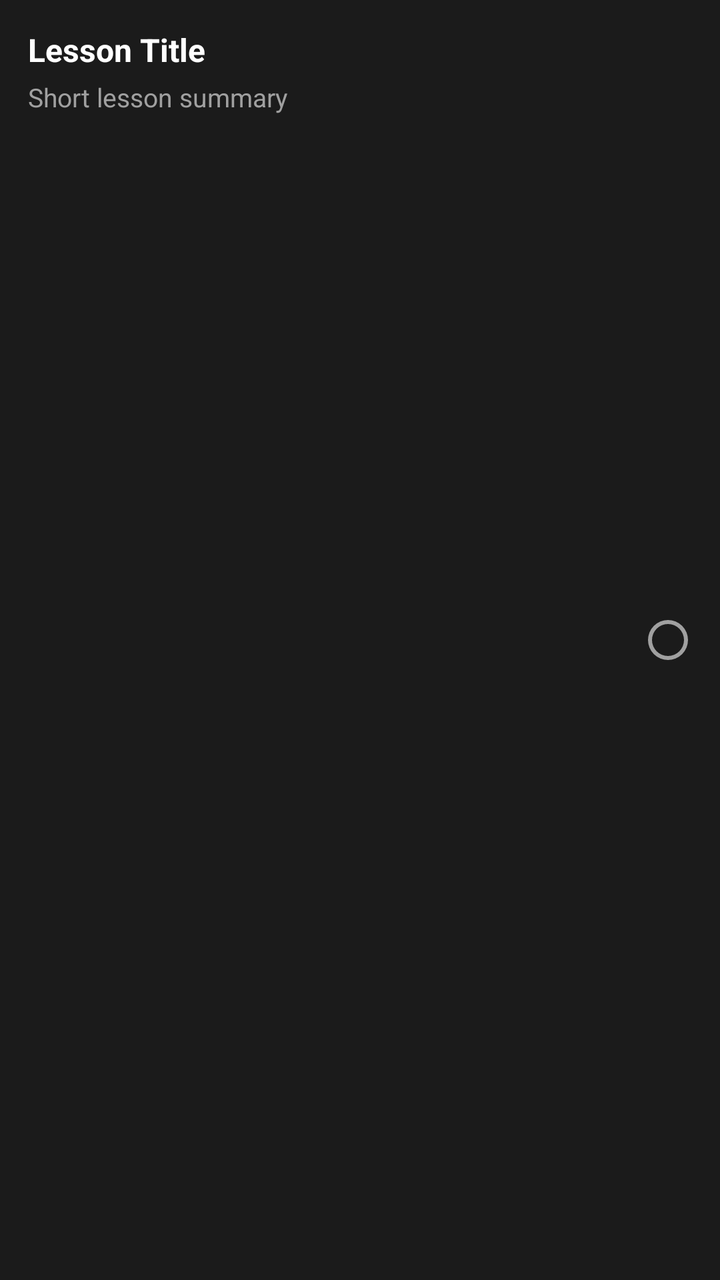
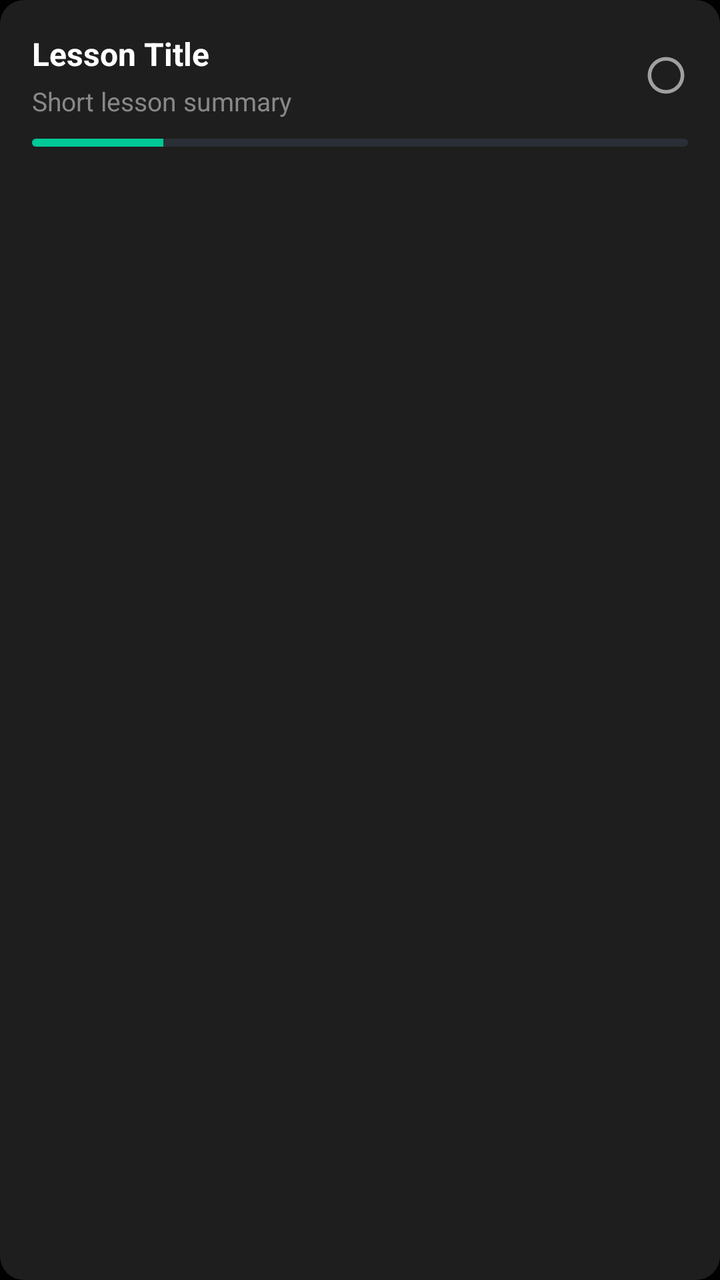

Before-and-after screenshots of an Android layout around one commit, followed by the original layout XML and the change that was made.
<!-- AndroidManifest.xml: application theme Theme.PaperTraderV2 -->
<!-- res/layout/item_lesson.xml -->
<?xml version="1.0" encoding="utf-8"?>
<LinearLayout xmlns:android="http://schemas.android.com/apk/res/android"
    android:layout_width="match_parent"
    android:layout_height="wrap_content"
    android:orientation="horizontal"
    android:padding="14dp"
    android:background="#1B1B1B"
    android:layout_marginBottom="10dp">

    <LinearLayout
        android:layout_width="0dp"
        android:layout_height="wrap_content"
        android:layout_weight="1"
        android:orientation="vertical">

        <TextView
            android:id="@+id/lessonTitle"
            android:layout_width="wrap_content"
            android:layout_height="wrap_content"
            android:text="Lesson Title"
            android:textColor="#FFFFFF"
            android:textStyle="bold"
            android:textSize="16sp" />

        <TextView
            android:id="@+id/lessonSummary"
            android:layout_width="wrap_content"
            android:layout_height="wrap_content"
            android:text="Short lesson summary"
            android:textColor="#A0A0A0"
            android:textSize="13sp"
            android:paddingTop="4dp" />
    </LinearLayout>

    <ImageView
        android:id="@+id/lessonStatus"
        android:layout_width="24dp"
        android:layout_height="24dp"
        android:src="@drawable/ic_lesson_circle"
        android:layout_gravity="center_vertical" />
</LinearLayout>
<!-- resources referenced by this layout -->
<resources>
  <!-- drawable ic_lesson_circle (drawable) -->
  <vector xmlns:android="http://schemas.android.com/apk/res/android"
      android:width="24dp"
      android:height="24dp"
      android:viewportWidth="24"
      android:viewportHeight="24">
      <path
          android:fillColor="#A0A0A0"
          android:pathData="M12,2A10,10 0,1 0,12 22A10,10 0,1 0,12 2ZM12,20A8,8 0,1 1,12 4A8,8 0,1 1,12 20Z"/>
  </vector>
  <style name="Theme.PaperTraderV2" parent="Base.Theme.PaperTraderV2" />
  <style name="Base.Theme.PaperTraderV2" parent="Theme.Material3.DayNight.NoActionBar">
          
          
      </style>
</resources>

<!-- the commit's change to res/layout/item_lesson.xml (unified diff, before → after) -->
@@ -2,40 +2,59 @@
 <LinearLayout xmlns:android="http://schemas.android.com/apk/res/android"
     android:layout_width="match_parent"
     android:layout_height="wrap_content"
-    android:orientation="horizontal"
-    android:padding="14dp"
-    android:background="#1B1B1B"
+    android:orientation="vertical"
+    android:padding="16dp"
+    android:background="@drawable/bg_card_dark"
     android:layout_marginBottom="10dp">
 
     <LinearLayout
-        android:layout_width="0dp"
+        android:layout_width="match_parent"
         android:layout_height="wrap_content"
-        android:layout_weight="1"
-        android:orientation="vertical">
+        android:orientation="horizontal"
+        android:gravity="center_vertical"
+        android:layout_marginBottom="10dp">
 
-        <TextView
-            android:id="@+id/lessonTitle"
-            android:layout_width="wrap_content"
+        <LinearLayout
+            android:layout_width="0dp"
             android:layout_height="wrap_content"
-            android:text="Lesson Title"
-            android:textColor="#FFFFFF"
-            android:textStyle="bold"
-            android:textSize="16sp" />
+            android:layout_weight="1"
+            android:orientation="vertical">
 
-        <TextView
-            android:id="@+id/lessonSummary"
-            android:layout_width="wrap_content"
-            android:layout_height="wrap_content"
-            android:text="Short lesson summary"
-            android:textColor="#A0A0A0"
-            android:textSize="13sp"
-            android:paddingTop="4dp" />
+            <TextView
+                android:id="@+id/lessonTitle"
+                android:layout_width="wrap_content"
+                android:layout_height="wrap_content"
+                android:text="Lesson Title"
+                android:textColor="#FFFFFF"
+                android:textStyle="bold"
+                android:textSize="16sp" />
+
+            <TextView
+                android:id="@+id/lessonSummary"
+                android:layout_width="wrap_content"
+                android:layout_height="wrap_content"
+                android:text="Short lesson summary"
+                android:textColor="#888888"
+                android:textSize="13sp"
+                android:paddingTop="4dp" />
+        </LinearLayout>
+
+        <ImageView
+            android:id="@+id/lessonStatus"
+            android:layout_width="22dp"
+            android:layout_height="22dp"
+            android:src="@drawable/ic_lesson_circle"
+            android:layout_gravity="center_vertical" />
     </LinearLayout>
 
-    <ImageView
-        android:id="@+id/lessonStatus"
-        android:layout_width="24dp"
-        android:layout_height="24dp"
-        android:src="@drawable/ic_lesson_circle"
-        android:layout_gravity="center_vertical" />
+    
+    <ProgressBar
+        android:id="@+id/lessonProgress"
+        style="?android:attr/progressBarStyleHorizontal"
+        android:layout_width="match_parent"
+        android:layout_height="4dp"
+        android:max="100"
+        android:progress="20"
+        android:progressDrawable="@drawable/progress_bar" />
+
 </LinearLayout>
<!-- resource entries referenced after the edit -->
@@ -1,5 +1,12 @@
 <!-- resources referenced by this layout -->
 <resources>
+  <!-- drawable bg_card_dark (drawable) -->
+  <?xml version="1.0" encoding="utf-8"?>
+  <shape xmlns:android="http://schemas.android.com/apk/res/android"
+      android:shape="rectangle">
+      <solid android:color="#1E1E1E" />
+      <corners android:radius="12dp" />
+  </shape>
   <!-- drawable ic_lesson_circle (drawable) -->
   <vector xmlns:android="http://schemas.android.com/apk/res/android"
       android:width="24dp"
@@ -10,10 +17,39 @@
           android:fillColor="#A0A0A0"
           android:pathData="M12,2A10,10 0,1 0,12 22A10,10 0,1 0,12 2ZM12,20A8,8 0,1 1,12 4A8,8 0,1 1,12 20Z"/>
   </vector>
+  <!-- drawable progress_bar (drawable) -->
+  <?xml version="1.0" encoding="utf-8"?>
+  <layer-list xmlns:android="http://schemas.android.com/apk/res/android">
+  
+      <item android:id="@android:id/background">
+          <shape android:shape="rectangle">
+              <corners android:radius="8dp" />
+              <solid android:color="#2A2F36" />
+          </shape>
+      </item>
+  
+      <item android:id="@android:id/progress">
+          <clip>
+              <shape android:shape="rectangle">
+                  <corners android:radius="8dp" />
+                  <solid android:color="#00C896" />
+              </shape>
+          </clip>
+      </item>
+  
+  </layer-list>
   <style name="Theme.PaperTraderV2" parent="Base.Theme.PaperTraderV2" />
   <style name="Base.Theme.PaperTraderV2" parent="Theme.Material3.DayNight.NoActionBar">
-          
-          
+          <item name="android:windowBackground">#000000</item>
+          <item name="android:colorBackground">#000000</item>
+          <item name="colorPrimary">#000000</item>
+          <item name="colorPrimaryContainer">#000000</item>
+          <item name="colorSurface">#000000</item>
+          <item name="colorSurfaceVariant">#000000</item>
+          <item name="android:navigationBarColor">#0D0D0D</item>
+          <item name="android:statusBarColor">#000000</item>
+          <item name="android:windowLightStatusBar">false</item>
+          <item name="android:windowLightNavigationBar">false</item>
       </style>
 </resources>
 
